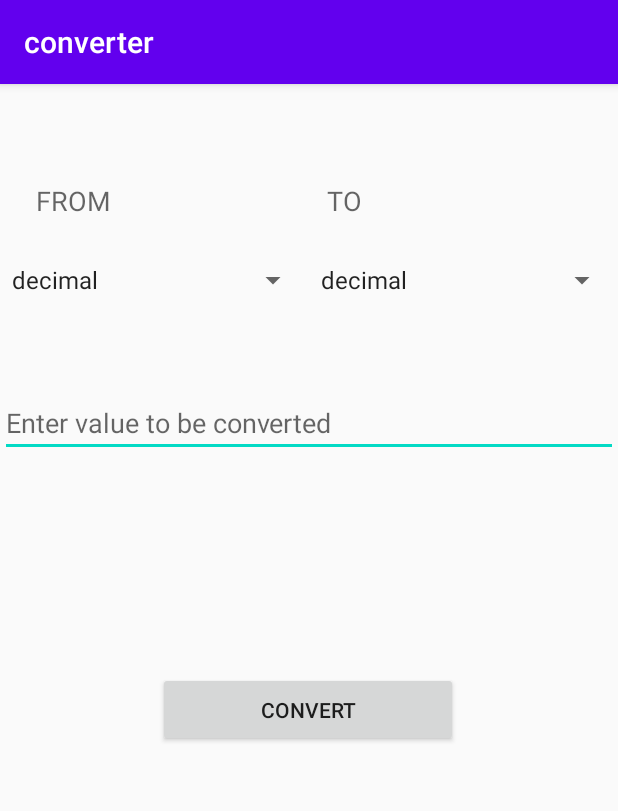
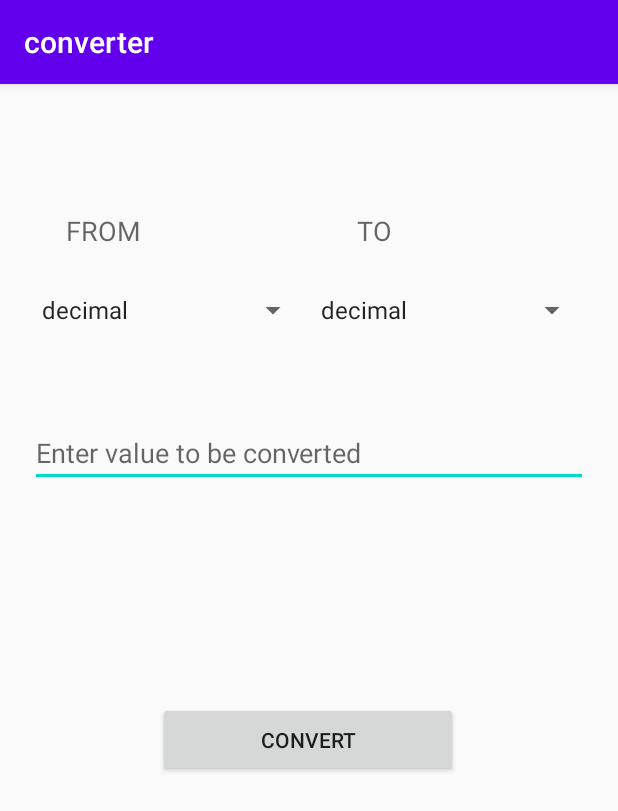
Before and after one commit to yogeeswar2001/android_apps, an Android app: the screen it shows after launch (MainActivity), on a phone screen of 412 x 824 dp. Shown: the top 811 px of the screen. Run offline under Robolectric (Android 15) with nearby library versions, the phone set to English and light mode, and no system bars.

Commit message:
added readme and modified converter app layout

```diff
--- a/converter/app/src/main/res/layout/activity_main.xml
+++ b/converter/app/src/main/res/layout/activity_main.xml
@@ -5,6 +5,7 @@
         xmlns:app="http://schemas.android.com/apk/res-auto"
         android:layout_width="match_parent"
         android:layout_height="match_parent"
+        android:padding="20dp"
         tools:context=".MainActivity">
 
     <Spinner
@@ -49,10 +50,12 @@
               app:layout_constraintHorizontal_bias="0.0"
               android:hint="@string/hint" android:id="@+id/input"/>
     <TextView
-            android:layout_width="407dp"
+            android:layout_width="match_parent"
             android:layout_height="43dp" android:id="@+id/ans"
             app:layout_constraintEnd_toEndOf="parent" app:layout_constraintStart_toStartOf="parent"
             android:layout_marginTop="50dp"
+            android:textSize="32sp"
+            android:textStyle="bold"
             app:layout_constraintTop_toBottomOf="@+id/input"/>
     <Button
             android:text="@string/btn"
```
Also changed, not shown: 14 other files.
